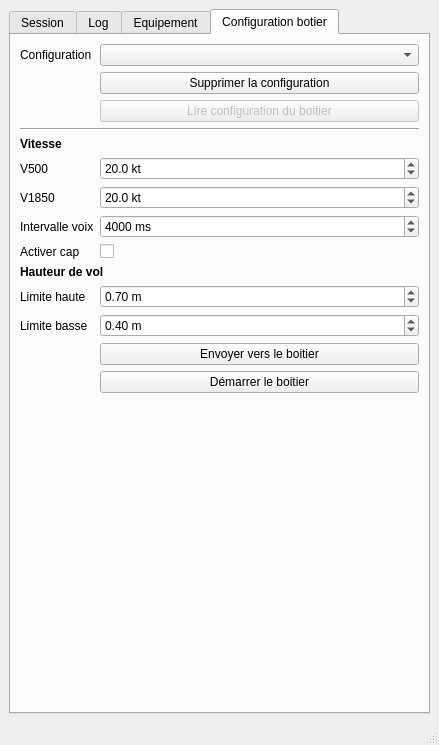
Old version of the form seafoil-log-analyzer/ui/main_window.ui in the repository ThomasLeMezo/seafoil-tools.
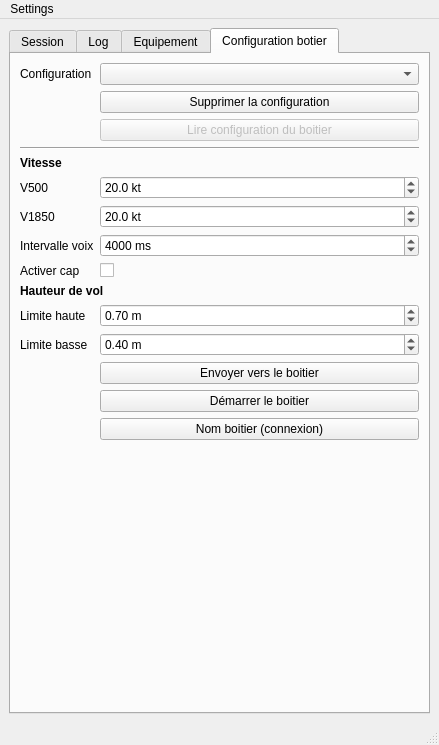
New version of the form. The open tabs and pages were chosen to show the change.

Patch:
```diff
--- a/seafoil-log-analyzer/ui/main_window.ui
+++ b/seafoil-log-analyzer/ui/main_window.ui
@@ -402,6 +402,13 @@
           </property>
          </widget>
         </item>
+        <item row="15" column="1">
+         <widget class="QPushButton" name="pushButton_identification">
+          <property name="text">
+           <string>Nom boitier (connexion)</string>
+          </property>
+         </widget>
+        </item>
        </layout>
       </widget>
      </widget>
@@ -409,6 +416,26 @@
    </layout>
   </widget>
   <widget class="QStatusBar" name="statusbar"/>
+  <widget class="QMenuBar" name="menuBar">
+   <property name="geometry">
+    <rect>
+     <x>0</x>
+     <y>0</y>
+     <width>439</width>
+     <height>22</height>
+    </rect>
+   </property>
+   <widget class="QMenu" name="menuSettings">
+    <property name="enabled">
+     <bool>true</bool>
+    </property>
+    <property name="title">
+     <string>Settings</string>
+    </property>
+    <addaction name="actionMise_jour"/>
+   </widget>
+   <addaction name="menuSettings"/>
+  </widget>
   <action name="action_new_session">
    <property name="text">
     <string>Nouvelle Session</string>
```
Left out of the diff: 5 changed lines with no effect on the pictures.
